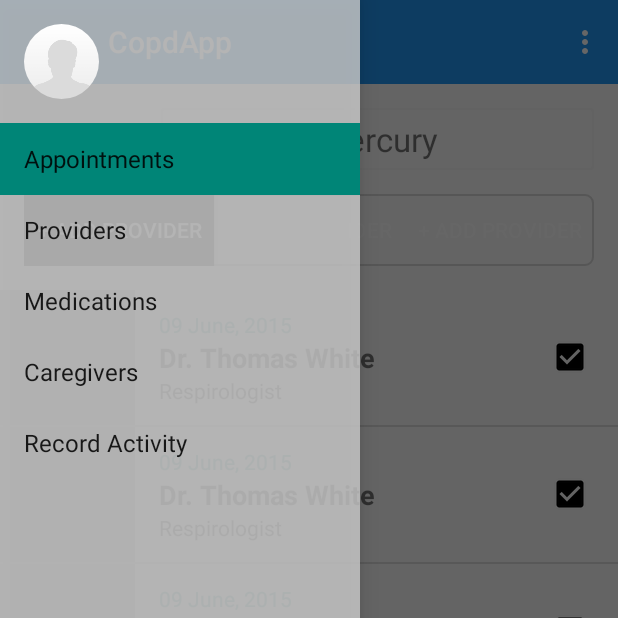
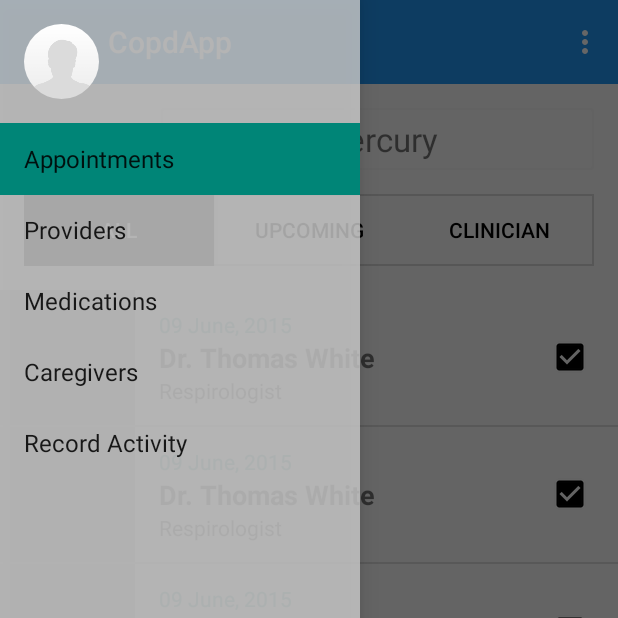
Before and after one commit to andreypetrov/CopdApp, an Android app: the screen it shows after launch (HomeActivity), on a phone screen of 412 x 824 dp, the top half of it. Run offline under Robolectric (Android 15) with nearby library versions, the phone set to English and light mode, and no system bars; our stand-ins replace CircleImageView, Picasso; libraries missing offline, so code that uses them is left out: com.orm; pictures from the network do not load.

Commit message:
Changed the tabs bar

```diff
--- a/app/src/main/res/drawable/tab.xml
+++ /dev/null
@@ -1,6 +0,0 @@
-<?xml version="1.0" encoding="utf-8"?>
-<selector xmlns:android="http://schemas.android.com/apk/res/android">
-    <item android:drawable="@color/gray" android:state_selected="true"></item>
-    <item android:drawable="@color/transparent" android:state_pressed="true"></item>
-    <item android:drawable="@color/transparent"></item>
-</selector>
--- /dev/null
+++ b/app/src/main/res/drawable/tab_bg.xml
@@ -0,0 +1,6 @@
+<?xml version="1.0" encoding="utf-8"?>
+<selector xmlns:android="http://schemas.android.com/apk/res/android">
+    <item android:drawable="@color/background_floating_material_dark" android:state_selected="true"></item>
+    <item android:drawable="@color/background_floating_material_dark" android:state_pressed="true"></item>
+    <item android:drawable="@color/transparent"></item>
+</selector>
--- /dev/null
+++ b/app/src/main/res/drawable/tab_font_color.xml
@@ -0,0 +1,6 @@
+<?xml version="1.0" encoding="utf-8"?>
+<selector xmlns:android="http://schemas.android.com/apk/res/android">
+    <item android:color="@color/white" android:state_selected="true"></item>
+    <item android:color="@color/white" android:state_pressed="true"></item>
+    <item android:color="@color/primary_dark_material_dark"></item>
+</selector>
--- a/app/src/main/res/drawable/tabs.xml
+++ b/app/src/main/res/drawable/tabs.xml
@@ -1,7 +1,7 @@
 <?xml version="1.0" encoding="utf-8"?>
 <shape xmlns:android="http://schemas.android.com/apk/res/android"
     android:shape="rectangle">
-    <corners android:radius="5dp" />
+    <!--<corners android:radius="5dp" />-->
     <stroke
         android:width="1dp"
         android:color="@color/secondary_text_disabled_material_light" />
--- a/app/src/main/res/layout/fragment_appointments.xml
+++ b/app/src/main/res/layout/fragment_appointments.xml
@@ -23,25 +23,25 @@
             android:layout_weight="1"
             android:layout_height="wrap_content"
             android:layout_alignParentBottom="true"
-            android:background="@drawable/tab"
-            android:text="@string/add_provider"
-            android:textColor="@color/white"/>
+            android:background="@drawable/tab_bg"
+            android:text="@string/all"
+            android:textColor="@drawable/tab_font_color"/>
         <Button
             android:layout_width="0dp"
             android:layout_weight="1"
             android:layout_height="wrap_content"
             android:layout_alignParentBottom="true"
-            android:background="@drawable/tab"
-            android:text="@string/add_provider"
-            android:textColor="@color/white"/>
+            android:background="@drawable/tab_bg"
+            android:text="@string/upcoming"
+            android:textColor="@drawable/tab_font_color"/>
         <Button
             android:layout_width="0dp"
             android:layout_weight="1"
             android:layout_height="wrap_content"
             android:layout_alignParentBottom="true"
-            android:background="@drawable/tab"
-            android:text="@string/add_provider"
-            android:textColor="@color/white"/>
+            android:background="@drawable/tab_bg"
+            android:text="@string/clinician"
+            android:textColor="@drawable/tab_font_color"/>
     </com.petrodevelopment.copdapp.views.TabsView>
 
     <ListView
--- a/app/src/main/res/values/strings.xml
+++ b/app/src/main/res/values/strings.xml
@@ -38,4 +38,9 @@
 
     <!-- Dummy time -->
     <string name="dummy_time">00.35</string>
+
+
+    <string name="all">All</string>
+    <string name="upcoming">Upcoming</string>
+    <string name="clinician">Clinician</string>
 </resources>
```
Also changed, not shown: 1 other file.
